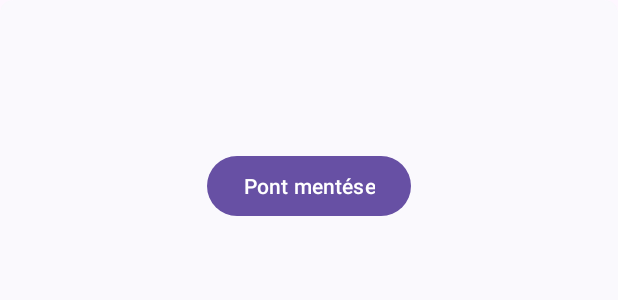
After one commit to davidgiczi/GPSSurvey, an Android app: the layout fragment_meas_point.xml on its own in the app's theme, with its tools: preview values and no code run, on a phone screen of 412 x 824 dp. The commit adds this screen. Shown: the top 300 px of the screen. Run offline under Robolectric (Android 15) with nearby library versions, the phone set to English and light mode, and no system bars.

Commit message:
MeasurinePoint

```diff
--- a/app/src/main/java/com/david/giczi/gpsurvey/StartFragment.java
+++ b/app/src/main/java/com/david/giczi/gpsurvey/StartFragment.java
@@ -4,6 +4,8 @@ import android.os.Bundle;
 import android.view.LayoutInflater;
 import android.view.View;
 import android.view.ViewGroup;
+import android.widget.PopupWindow;
+
 import androidx.annotation.NonNull;
 import androidx.fragment.app.Fragment;
 
--- /dev/null
+++ b/app/src/main/res/drawable/meas_point_fragment_style.xml
@@ -0,0 +1,7 @@
+<?xml version="1.0" encoding="utf-8"?>
+<shape xmlns:android="http://schemas.android.com/apk/res/android">
+    <solid android:color="@color/default_background_color"/>
+    <stroke android:width="0.5dp" android:color="@color/default_background_color" />
+    <corners android:radius="8dp"/>
+    <padding android:left="0dp" android:top="0dp" android:right="0dp" android:bottom="0dp" />
+</shape>
--- /dev/null
+++ b/app/src/main/res/layout/fragment_meas_point.xml
@@ -0,0 +1,34 @@
+<?xml version="1.0" encoding="utf-8"?>
+<androidx.constraintlayout.widget.ConstraintLayout xmlns:android="http://schemas.android.com/apk/res/android"
+    xmlns:app="http://schemas.android.com/apk/res-auto"
+    xmlns:tools="http://schemas.android.com/tools"
+    android:layout_width="match_parent"
+    android:layout_height="match_parent"
+    android:background="@drawable/meas_point_fragment_style">
+
+    <TextView
+        android:id="@+id/measured_position"
+        android:layout_width="wrap_content"
+        android:layout_height="wrap_content"
+        android:layout_marginTop="10dp"
+        android:fontFamily="sans-serif-light"
+        android:textSize="20sp"
+        android:textStyle="bold"
+        app:layout_constraintEnd_toEndOf="parent"
+        app:layout_constraintHorizontal_bias="0.498"
+        app:layout_constraintStart_toStartOf="parent"
+        app:layout_constraintTop_toTopOf="parent" />
+
+    <Button
+        android:id="@+id/button_save_point"
+        android:layout_width="wrap_content"
+        android:layout_height="wrap_content"
+        android:layout_marginTop="10dp"
+        android:text="@string/save_point"
+        app:layout_constraintBottom_toBottomOf="parent"
+        app:layout_constraintEnd_toEndOf="parent"
+        app:layout_constraintStart_toStartOf="parent"
+        app:layout_constraintTop_toBottomOf="@+id/measured_position"
+        app:layout_constraintVertical_bias="0.072" />
+
+</androidx.constraintlayout.widget.ConstraintLayout>
--- a/app/src/main/res/menu/menu_main.xml
+++ b/app/src/main/res/menu/menu_main.xml
@@ -5,9 +5,9 @@
 
     <group android:id="@+id/measure_options">
     <item
-        android:id="@+id/start_measure_option"
+        android:id="@+id/gps_measure_option"
         android:orderInCategory="100"
-        android:title="@string/start_measure_option"
+        android:title="@string/GPS_start_option"
         app:showAsAction="never" />
         <item
             android:id="@+id/point_format_option"
--- a/app/src/main/res/values/colors.xml
+++ b/app/src/main/res/values/colors.xml
@@ -2,4 +2,6 @@
 <resources>
     <color name="black">#FF000000</color>
     <color name="white">#FFFFFFFF</color>
+    <color name="default_background_color">#FAF9FD</color>
+    <color name="light_gray">#BEBEBE</color>
 </resources>
--- a/app/src/main/res/values/strings.xml
+++ b/app/src/main/res/values/strings.xml
@@ -1,6 +1,7 @@
 <resources>
     <string name="app_name">GPSurvey</string>
-    <string name="start_measure_option">Mérés indítása</string>
+    <string name="GPS_start_option">GPS bekapcsolása</string>
+    <string name="start_point_measure">Pont mérése</string>
     <string name="point_format_option">Pont kijelzés formátuma</string>
     <string name="decimal_format_option">Decimális formátum</string>
     <string name="angle_min_sec_format_option">Fok - perc - mperc</string>
```
Also changed, not shown: app/src/main/java/com/david/giczi/gpsurvey/MainActivity.java (+17 -19 lines), app/src/main/java/com/david/giczi/gpsurvey/MeasFragment.java (+74 -60 lines), app/src/main/java/com/david/giczi/gpsurvey/domain/MeasPoint.java (+50 -36 lines), app/src/main/res/layout/fragment_meas.xml (+4 -4 lines).
